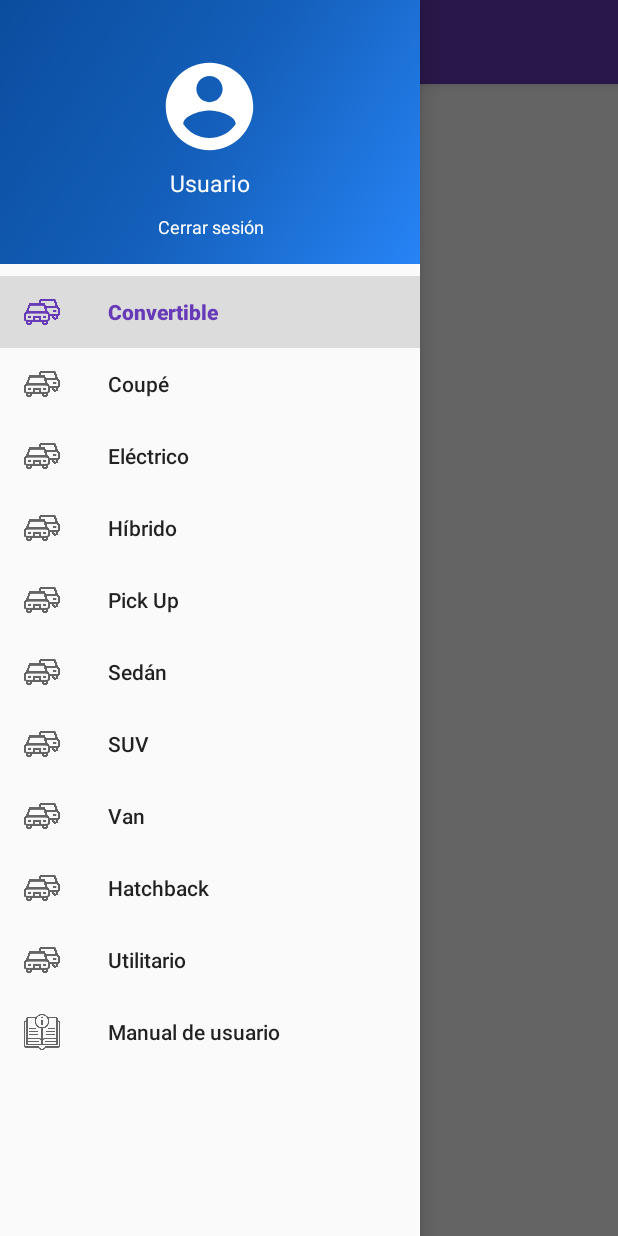
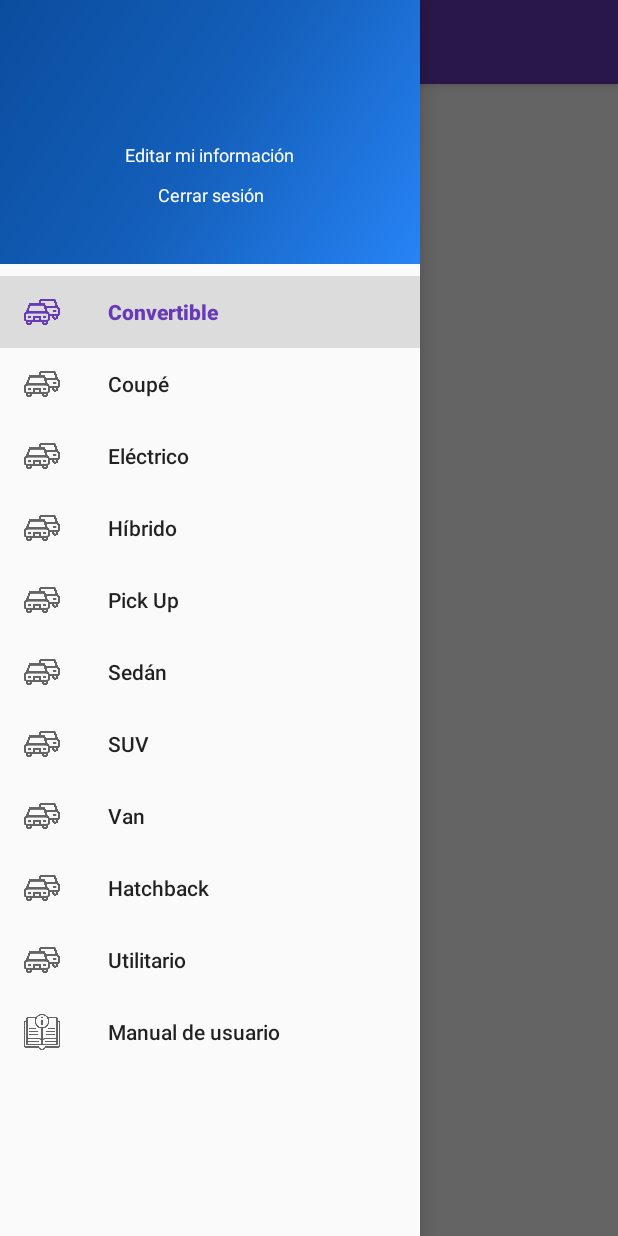
Before and after one commit to Cristopher240598/Selge-bil, an Android app: the screen it shows after launch once a user with an empty profile is signed in (MainActivity_Comprador), with the side drawer open, on a phone screen of 412 x 824 dp. Run offline under Robolectric (Android 15) with nearby library versions, the phone set to English and light mode, and no system bars; our stand-ins replace Firebase (no records; nobody signed in at launch, a user with empty details on screens opened directly), navigation-ui; libraries missing offline, so code that uses them is left out: dmax.dialog.

Commit message:
Actualizando info de comprador

```diff
--- a/app/src/main/AndroidManifest.xml
+++ b/app/src/main/AndroidManifest.xml
@@ -11,6 +11,7 @@
     <uses-feature
         android:name="android.hardware.camera2"
         android:required="false" />
+
     <application
         android:name=".Persistencia"
         android:allowBackup="true"
@@ -19,7 +20,8 @@
         android:roundIcon="@mipmap/ic_logo_round"
         android:supportsRtl="true"
         android:theme="@style/AppTheme">
-        <activity android:name=".activities.vendedor.RegisterVendedorActivity"></activity>
+        <activity android:name=".activities.comprador.EditInfo"></activity>
+        <activity android:name=".activities.vendedor.RegisterVendedorActivity" />
         <activity android:name=".activities.comprador.RegisterCompradorActivity" />
         <activity android:name=".activities.LoginActivity" />
         <activity android:name=".activities.vendedor.VendedorActivity" />
--- a/app/src/main/java/com/example/selge_bil/buyerOptions/MainActivity_Comprador.java
+++ b/app/src/main/java/com/example/selge_bil/buyerOptions/MainActivity_Comprador.java
@@ -8,6 +8,7 @@ import android.view.MenuItem;
 import android.view.View;
 import android.widget.AdapterView;
 import android.widget.ListView;
+import android.widget.TextView;
 import android.widget.Toast;
 
 import androidx.annotation.NonNull;
@@ -28,6 +29,7 @@ import androidx.recyclerview.widget.RecyclerView;
 import com.example.selge_bil.R;
 import com.example.selge_bil.activities.LoginActivity;
 import com.example.selge_bil.activities.MainOption;
+import com.example.selge_bil.activities.comprador.EditInfo;
 import com.example.selge_bil.buyerOptions.convertible.convertible;
 import com.example.selge_bil.providers.AuthProvider;
 import com.example.selge_bil.sellerOptions.MainActivity_Vendedor;
@@ -51,9 +53,18 @@ public class MainActivity_Comprador extends AppCompatActivity{
         setSupportActionBar(toolbar);
         mAuth = new AuthProvider();
 
+
+
         FirebaseApp.initializeApp(this);
         final DrawerLayout drawer = findViewById(R.id.drawer_layout_buyer);
         NavigationView navigationView = findViewById(R.id.nav_view_buyer);
+        View headerView = navigationView.getHeaderView(0);
+
+        if(mAuth.existSession()){
+            TextView tvName=  headerView.findViewById(R.id.tV_usuario_nav_buyer);
+            tvName.setText(mAuth.getName());
+            Toast.makeText(this, mAuth.getName(), Toast.LENGTH_LONG).show();
+        }
 
         mAppBarConfiguration = new AppBarConfiguration.Builder(
                 R.id.nav_convertible,
@@ -156,5 +167,11 @@ public class MainActivity_Comprador extends AppCompatActivity{
         startActivity(new Intent(MainActivity_Comprador.this, MainOption.class));
         finish();
     }
+    public void editInfo(View view) {
+
+
+        startActivity(new Intent(MainActivity_Comprador.this, EditInfo.class));
+
+    }
 
 }
--- a/app/src/main/res/layout/activity_register_comprador.xml
+++ b/app/src/main/res/layout/activity_register_comprador.xml
@@ -188,6 +188,7 @@
             android:layout_margin="10dp">
 
             <ImageView
+                android:id="@+id/imgViewPass"
                 android:layout_width="35dp"
                 android:layout_height="35dp"
                 android:layout_marginTop="10dp"
--- a/app/src/main/res/layout/nav_header_main_buyer.xml
+++ b/app/src/main/res/layout/nav_header_main_buyer.xml
@@ -11,12 +11,7 @@
     android:paddingRight="@dimen/activity_horizontal_margin"
     android:theme="@style/ThemeOverlay.AppCompat.Dark">
 
-    <ImageView
-        android:id="@+id/imageView_buyer"
-        android:layout_width="70dp"
-        android:layout_height="70dp"
-        android:contentDescription="@string/nav_header_desc"
-        app:srcCompat="@drawable/ic_baseline_account_circle_24" />
+
 
     <TextView
         android:id="@+id/tV_usuario_nav_buyer"
@@ -29,6 +24,16 @@
         android:textSize="15dp" />
 
     <TextView
+        android:id="@+id/tV_editInfo"
+        android:layout_width="wrap_content"
+        android:layout_height="wrap_content"
+        android:gravity="center"
+        android:paddingTop="10dp"
+        android:text="Editar mi información"
+        android:onClick="editInfo"
+        android:textAppearance="@style/TextAppearance.AppCompat.Body1"
+        android:textSize="12dp" />
+    <TextView
         android:id="@+id/tV_cerrarSesion_nav_buyer"
         android:layout_width="wrap_content"
         android:layout_height="wrap_content"
```
Also changed, not shown: app/src/main/java/com/example/selge_bil/activities/comprador/EditInfo.java (added, +153 -0 lines), app/src/main/java/com/example/selge_bil/activities/comprador/RegisterCompradorActivity.java (+15 -0 lines), app/src/main/java/com/example/selge_bil/providers/CompradorProvider.java (+14 -4 lines), app/src/main/res/layout/activity_edit_info.xml (added, +9 -0 lines).
